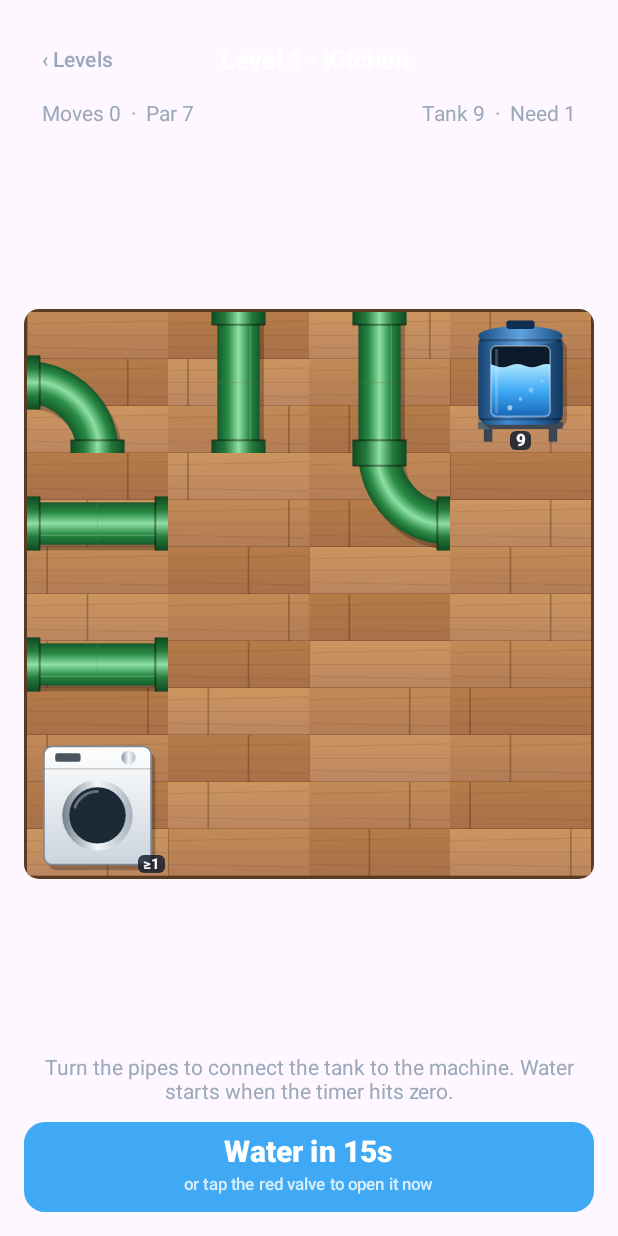
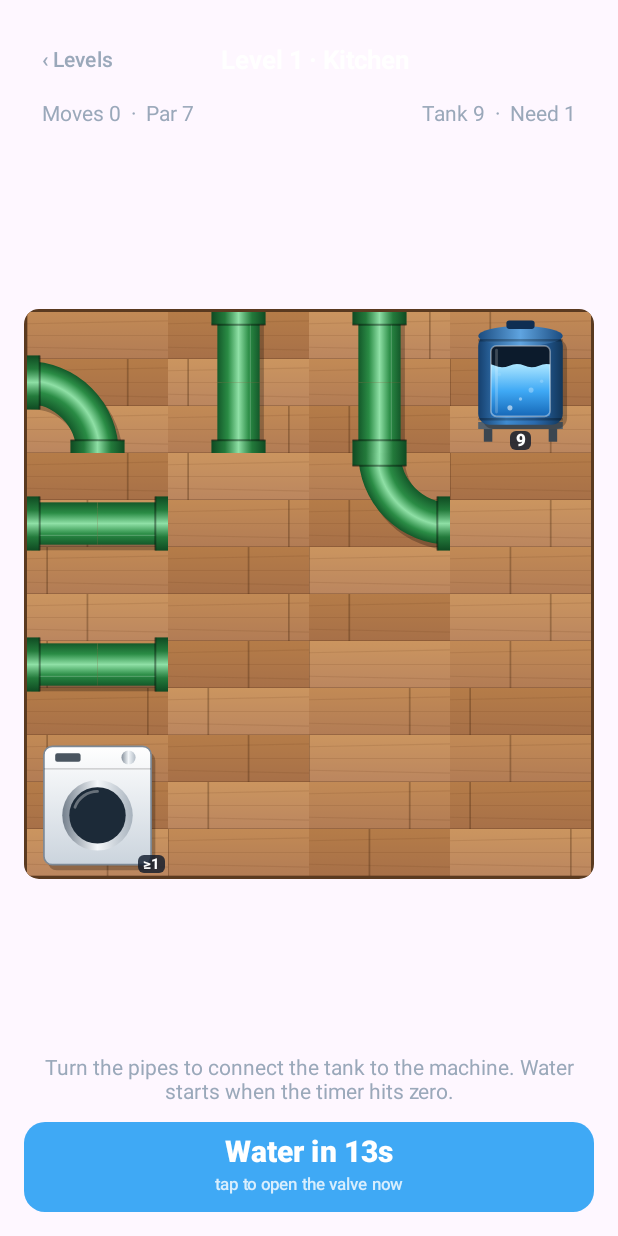
Before and after one commit to MiDoTheEng/fullpressure, an Android app built with Jetpack Compose: the composable GameScreen called with sample values from the repository, on a phone screen of 412 x 824 dp. Run offline under Robolectric (Android 15) with nearby library versions, the phone set to English and light mode, and no system bars.

Commit message:
Remove the gate valve; 15-second timer on every level
Co-Authored-By: Claude Opus 5.5 <noreply@anthropic.com>
Claude-Session: https://claude.ai/code/session_011YZgzo5tmZDHMYM3HuubX6

```diff
--- a/app/build.gradle.kts
+++ b/app/build.gradle.kts
@@ -12,8 +12,8 @@ android {
         applicationId = "com.midotheeng.fullpressure"
         minSdk = 28
         targetSdk = 35
-        versionCode = 3
-        versionName = "1.2"
+        versionCode = 4
+        versionName = "1.3"
     }
 
     signingConfigs {
--- a/app/src/main/java/com/midotheeng/fullpressure/MainActivity.kt
+++ b/app/src/main/java/com/midotheeng/fullpressure/MainActivity.kt
@@ -63,7 +63,6 @@ import androidx.compose.ui.text.style.TextAlign
 import androidx.compose.ui.unit.dp
 import androidx.compose.ui.unit.sp
 import kotlinx.coroutines.delay
-import kotlin.math.roundToInt
 
 private val Bg = Color(0xFF0E1A2B)
 private val TileBg = Color(0xFF16263B)
@@ -181,8 +180,8 @@ private enum class Phase { PLAYING, FLOWING, DONE }
 fun GameScreen(level: Level, onBack: () -> Unit, onNext: () -> Unit) {
     val ctx = LocalContext.current
     val puzzle = remember(level.number) { makePuzzle(level) }
-    // Harder levels (more pipes to turn) get more time: 10 s for the easiest, up to 60 s.
-    val waterIn = remember(level.number) { (6 + puzzle.par * 1.6).roundToInt().coerceIn(10, 60) }
+    // Every level gives 15 seconds before the water starts.
+    val waterIn = 15
     val rots = remember(level.number) { mutableStateListOf<Int>().apply { addAll(puzzle.start) } }
     var moves by remember(level.number) { mutableIntStateOf(0) }
     var phase by remember(level.number) { mutableStateOf(Phase.PLAYING) }
@@ -191,7 +190,6 @@ fun GameScreen(level: Level, onBack: () -> Unit, onNext: () -> Unit) {
     var attempt by remember(level.number) { mutableIntStateOf(0) }
     var stars by remember(level.number) { mutableIntStateOf(0) }
     val flowT = remember(level.number) { Animatable(0f) }
-    val valveTurn = remember(level.number) { Animatable(0f) }
 
     fun startWater() {
         if (phase != Phase.PLAYING) return
@@ -225,8 +223,6 @@ fun GameScreen(level: Level, onBack: () -> Unit, onNext: () -> Unit) {
         if (phase == Phase.FLOWING && r != null) {
             val steps = (r.depth.values.maxOrNull() ?: 0) + 2
             flowT.snapTo(0f)
-            valveTurn.snapTo(0f)
-            valveTurn.animateTo(1f, tween(650, easing = FastOutSlowInEasing))
             flowT.animateTo(steps.toFloat(), tween(steps * 230, easing = LinearEasing))
             delay(if (r.won) 1600 else 900)
             if (r.won) {
@@ -236,7 +232,6 @@ fun GameScreen(level: Level, onBack: () -> Unit, onNext: () -> Unit) {
             phase = Phase.DONE
         } else if (phase == Phase.PLAYING) {
             flowT.snapTo(0f)
-            valveTurn.snapTo(0f)
         }
     }
 
@@ -294,11 +289,8 @@ fun GameScreen(level: Level, onBack: () -> Unit, onNext: () -> Unit) {
                                     need = level.need,
                                     tank = level.tankPressure,
                                     sides = if (kind == Kind.TANK || kind == Kind.FIXTURE) connectedSides(level, rots, i) else 0,
-                                    valveTurn = valveTurn.value,
-                                    playing = phase == Phase.PLAYING,
                                     modifier = Modifier.size(cell),
                                     onTap = {
-                                        if (phase == Phase.PLAYING && kind == Kind.TANK) startWater()
                                         if (phase == Phase.PLAYING && kind == Kind.PIPE) {
                                             rots[i] = rots[i] + 1
                                             moves++
@@ -328,7 +320,7 @@ fun GameScreen(level: Level, onBack: () -> Unit, onNext: () -> Unit) {
                 if (phase == Phase.PLAYING) {
                     Column(horizontalAlignment = Alignment.CenterHorizontally) {
                         Text("Water in ${countdown}s", fontSize = 20.sp, fontWeight = FontWeight.Black, color = Color.White)
-                        Text("or tap the red valve to open it now", fontSize = 11.sp, color = Color.White.copy(alpha = 0.8f))
+                        Text("tap to open the valve now", fontSize = 11.sp, color = Color.White.copy(alpha = 0.8f))
                     }
                 } else {
                     Text("WATER FLOWING…", fontSize = 18.sp, fontWeight = FontWeight.Bold, color = Color.White)
@@ -355,8 +347,7 @@ fun GameScreen(level: Level, onBack: () -> Unit, onNext: () -> Unit) {
 @Composable
 fun TileView(
     room: Room, index: Int, cell: Cell, rot: Int, fill: Float, inlet: Int, leakMask: Int, delivered: Int?,
-    need: Int, tank: Int, sides: Int, valveTurn: Float, playing: Boolean,
-    modifier: Modifier, onTap: () -> Unit,
+    need: Int, tank: Int, sides: Int, modifier: Modifier, onTap: () -> Unit,
 ) {
     val angle by animateFloatAsState(rot * 90f, tween(180, easing = FastOutSlowInEasing), label = "rot")
     val loop = rememberInfiniteTransition(label = "loop")
@@ -374,7 +365,7 @@ fun TileView(
         modifier
             .padding(if (room == Room.BATHROOM || room == Room.TOWER) 1.dp else 0.dp)
             .clip(RoundedCornerShape(if (room == Room.BATHROOM || room == Room.TOWER) 3.dp else 0.dp))
-            .clickable(enabled = cell.kind == Kind.PIPE || (cell.kind == Kind.TANK && playing)) { onTap() },
+            .clickable(enabled = cell.kind == Kind.PIPE) { onTap() },
         contentAlignment = Alignment.Center,
     ) {
         Canvas(Modifier.fillMaxSize()) {
@@ -392,7 +383,6 @@ fun TileView(
                 Canvas(Modifier.fillMaxSize()) {
                     drawStubs(sides, sides, fill, flow, outward = true)
                     drawTank(slow, fill)
-                    drawGateValves(sides, valveTurn, slow, playing && sides != 0)
                 }
                 Text(
                     "$tank", color = Color.White, fontSize = 11.sp, fontWeight = FontWeight.Black,
```
Also changed, not shown: app/src/main/java/com/midotheeng/fullpressure/Art.kt (+0 -50 lines).
